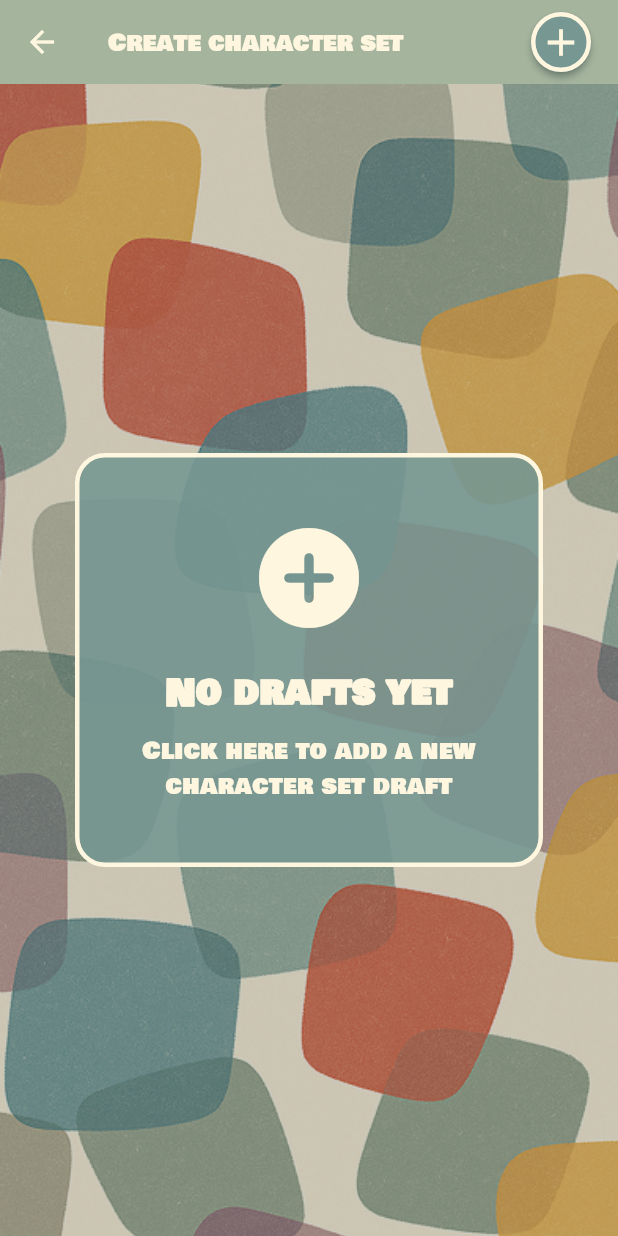
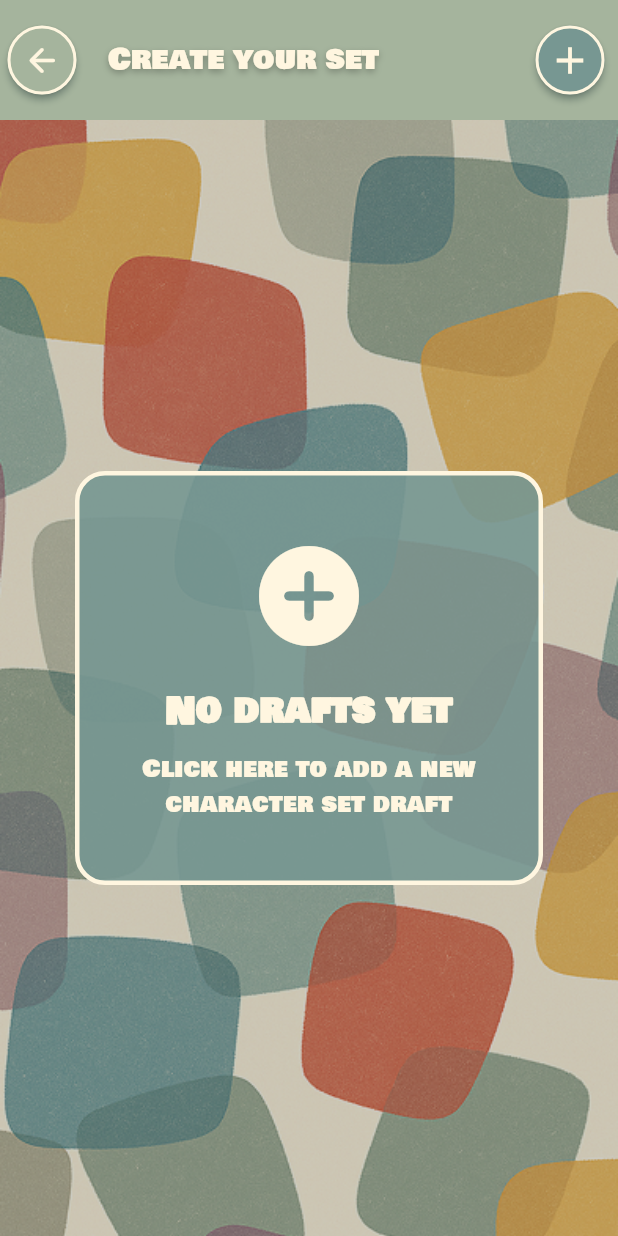
Before and after one commit to RomaZinkevich/the-bronzest-jade, a Flutter app: the screen it shows after launch, after a tap on the "library add" icon, on a phone screen of 412 x 824 dp. Run offline on Flutter 3.47's test engine with Material 3 defaults, Android fonts, the phone set to English and light mode, and no system bars; our stand-ins replace app_links, audioplayers, image_picker, share_plus, shared_preferences; missing offline and left inert: particles_flutter, stomp_dart_client; network calls fail; statements that could not run were skipped.

Commit message:
Change create character set screen

```diff
--- a/frontend/lib/screens/create_characterset_screen.dart
+++ b/frontend/lib/screens/create_characterset_screen.dart
@@ -580,24 +580,51 @@ class _CreateCharactersetScreenState extends State<CreateCharactersetScreen> {
     return Scaffold(
       appBar: AppBar(
         title: Text(
-          "Create character set",
-          style: TextStyle(fontSize: 16, color: theme.tertiary),
+          "Create your set",
+          style: TextStyle(
+            fontSize: 20,
+            color: theme.tertiary,
+            shadows: [
+              Shadow(
+                color: Colors.black26,
+                offset: Offset(0, 2),
+                blurRadius: 6,
+              ),
+            ],
+          ),
         ),
+        toolbarHeight: 80,
         backgroundColor: theme.primary,
         foregroundColor: theme.tertiary,
+        leading: Navigator.canPop(context)
+            ? RetroIconButton(
+                icon: Icons.arrow_back_rounded,
+                backgroundColor: Theme.of(context).colorScheme.primary,
+                iconColor: Theme.of(context).colorScheme.tertiary,
+                iconSize: 26,
+
+                margin: const EdgeInsets.symmetric(horizontal: 5, vertical: 0),
+                borderWidth: 2,
+
+                onPressed: () {
+                  Navigator.of(context).pop();
+                },
+
+                tooltip: "Go back home",
+              )
+            : null,
         actions: [
           RetroIconButton(
             onPressed: _createNewDraft,
-            margin: EdgeInsets.only(right: 6),
             backgroundColor: theme.secondary,
-            borderWidth: 3,
+            borderWidth: 2,
             borderColor: theme.tertiary,
 
             icon: Icons.add,
             iconSize: 30,
             iconColor: theme.tertiary,
 
-            padding: 0,
+            padding: 8,
 
             tooltip: "Create draft",
             playOnClick: false,
```
